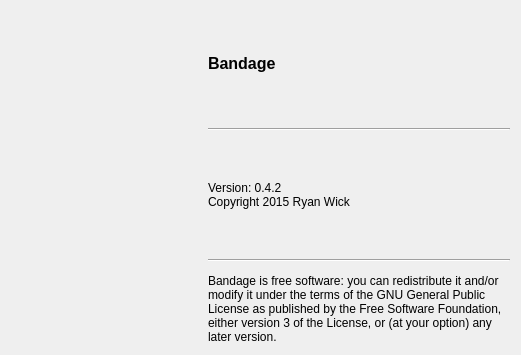
The window that ui/aboutdialog.ui (rrwick/Bandage) describes before a commit, drawn with Qt 5; both pictures show x 0 to 521 and y 0 to 355 of the 521 by 510 pixel window.
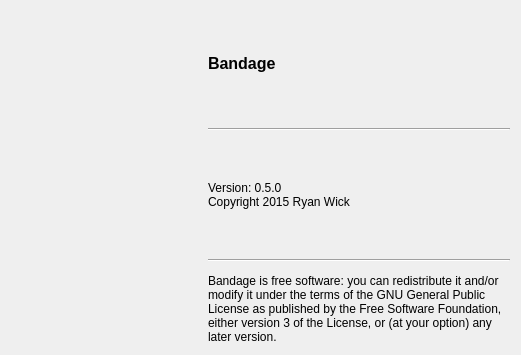
The same window after the commit. Icons and pictures are not drawn.

Patch:
```diff
--- a/ui/aboutdialog.ui
+++ b/ui/aboutdialog.ui
@@ -117,7 +117,7 @@
           </size>
          </property>
          <property name="text">
-          <string>Version: 0.4.2
+          <string>Version: 0.5.0
 Copyright 2015 Ryan Wick</string>
          </property>
          <property name="wordWrap">
```
